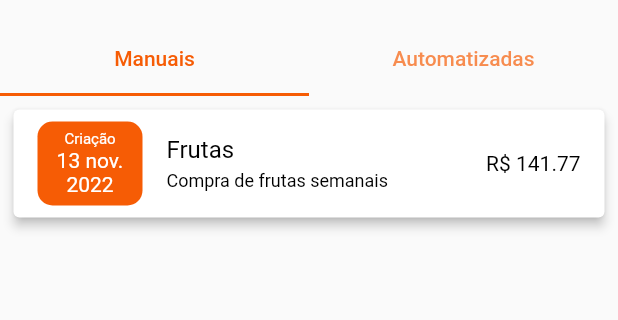
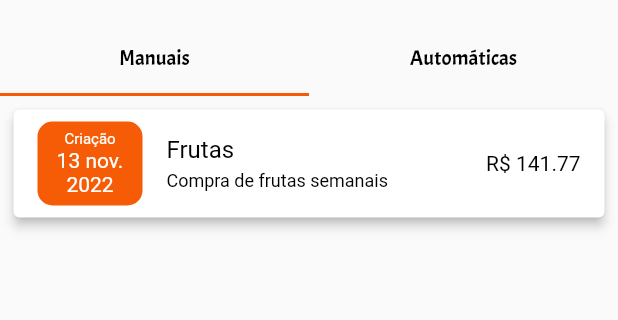
Before and after one commit to AndreLiberato/project_silk, a Flutter app: the MyGroceriesListsScreen screen opened directly, on a phone screen of 412 x 824 dp, the part 60-380 px from its top. Run offline on Flutter 3.47's test engine with Material 2 defaults, Android fonts, the phone set to English and light mode, and no system bars; network calls fail; statements that could not run were skipped.

Commit message:
refactor/feat-order navigation and fonts change

```diff
--- a/vish/lib/screens/home_screen.dart
+++ b/vish/lib/screens/home_screen.dart
@@ -4,6 +4,7 @@ import 'package:vish/screens/cart_screen.dart';
 
 import '../navigation/my_bottom_navbar.dart';
 import 'my_groceries_lists_screen.dart';
+import 'order_screen.dart';
 import 'products_overview_screen.dart';
 
 class HomeScreen extends StatefulWidget {
@@ -26,6 +27,7 @@ class _HomeScreenState extends State<HomeScreen> {
     const ProductsOverviewScreen(),
     MyGroceriesListsScreen(),
     const CartScreen(),
+    const OrderScreen()
   ];
 
   @override
--- a/vish/lib/screens/my_groceries_lists_screen.dart
+++ b/vish/lib/screens/my_groceries_lists_screen.dart
@@ -48,10 +48,18 @@ class MyGroceriesListsScreen extends StatelessWidget {
                         labelColor: Theme.of(context).primaryColor,
                         tabs: const [
                           Tab(
-                            text: "Manuais",
+                            child: Text(
+                              "Manuais",
+                              style: TextStyle(
+                                  color: Colors.black, fontFamily: "Acme"),
+                            ),
                           ),
                           Tab(
-                            text: "Automatizadas",
+                            child: Text(
+                              "Automáticas",
+                              style: TextStyle(
+                                  color: Colors.black, fontFamily: "Acme"),
+                            ),
                           )
                         ],
                       ),
```
Also changed, not shown: vish/lib/screens/order_screen.dart (+15 -7 lines), vish/lib/screens/products_overview_screen.dart (+13 -2 lines), vish/lib/widgets/finishedOrders_list.dart (+6 -9 lines), vish/lib/widgets/orders_list.dart (+5 -10 lines).
